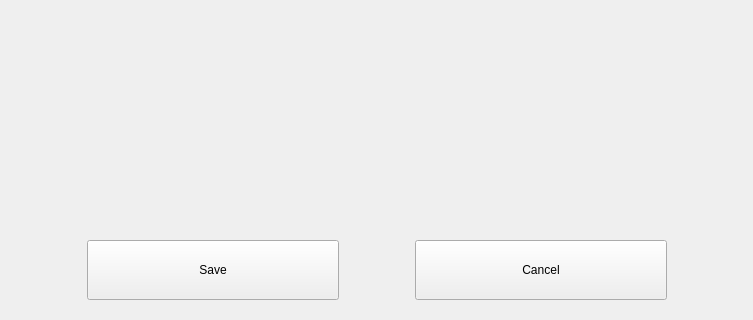
Old version of the form plugins/account/src/pages/user-info-page/user-info-page.ui in the repository openeuler-mirror/kiran-control-panel; both pictures show x 0 to 753 and y 573 to 893 of the 753 by 893 pixel window.
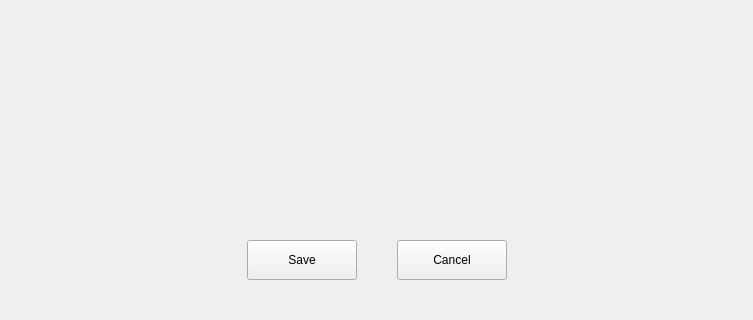
New version of the form. The open tabs and pages were chosen to show the change. Custom widgets are drawn as their Qt base class.

Patch:
```diff
--- a/plugins/account/src/pages/user-info-page/user-info-page.ui
+++ b/plugins/account/src/pages/user-info-page/user-info-page.ui
@@ -741,7 +741,7 @@
           <number>0</number>
          </property>
          <property name="bottomMargin">
-          <number>20</number>
+          <number>40</number>
          </property>
          <item>
           <spacer name="horizontalSpacer_15">
@@ -766,14 +766,14 @@
            </property>
            <property name="minimumSize">
             <size>
-             <width>252</width>
-             <height>60</height>
+             <width>110</width>
+             <height>40</height>
             </size>
            </property>
            <property name="maximumSize">
             <size>
-             <width>252</width>
-             <height>60</height>
+             <width>110</width>
+             <height>40</height>
             </size>
            </property>
            <property name="text">
@@ -791,7 +791,7 @@
            </property>
            <property name="sizeHint" stdset="0">
             <size>
-             <width>76</width>
+             <width>40</width>
              <height>20</height>
             </size>
            </property>
@@ -807,14 +807,14 @@
            </property>
            <property name="minimumSize">
             <size>
-             <width>252</width>
-             <height>60</height>
+             <width>110</width>
+             <height>40</height>
             </size>
            </property>
            <property name="maximumSize">
             <size>
-             <width>252</width>
-             <height>60</height>
+             <width>110</width>
+             <height>40</height>
             </size>
            </property>
            <property name="text">
```
Left out of the diff: 22 changed lines with no effect on the pictures.
